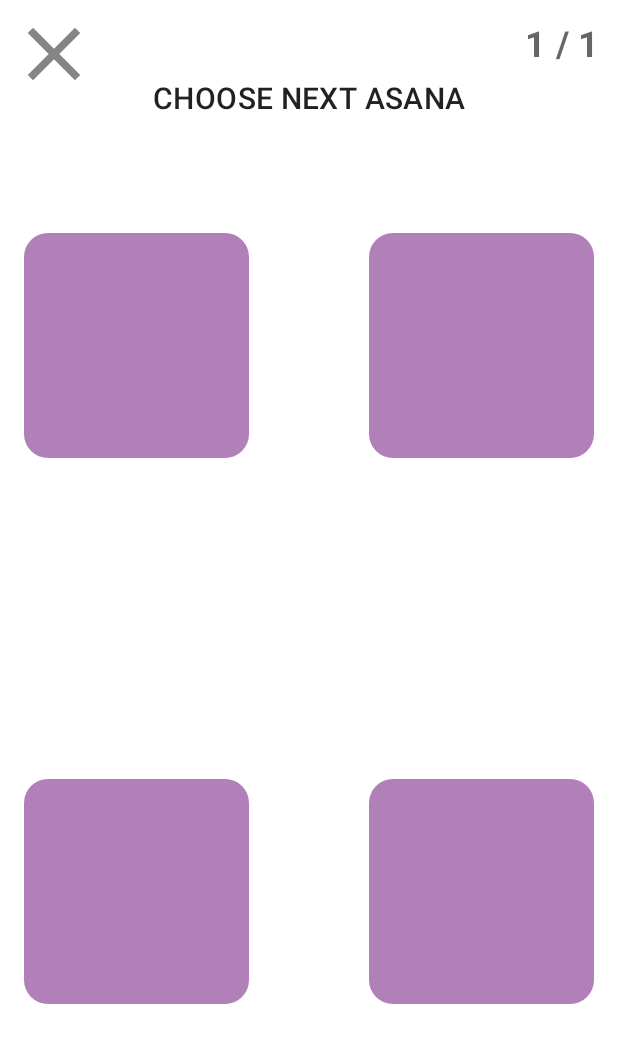
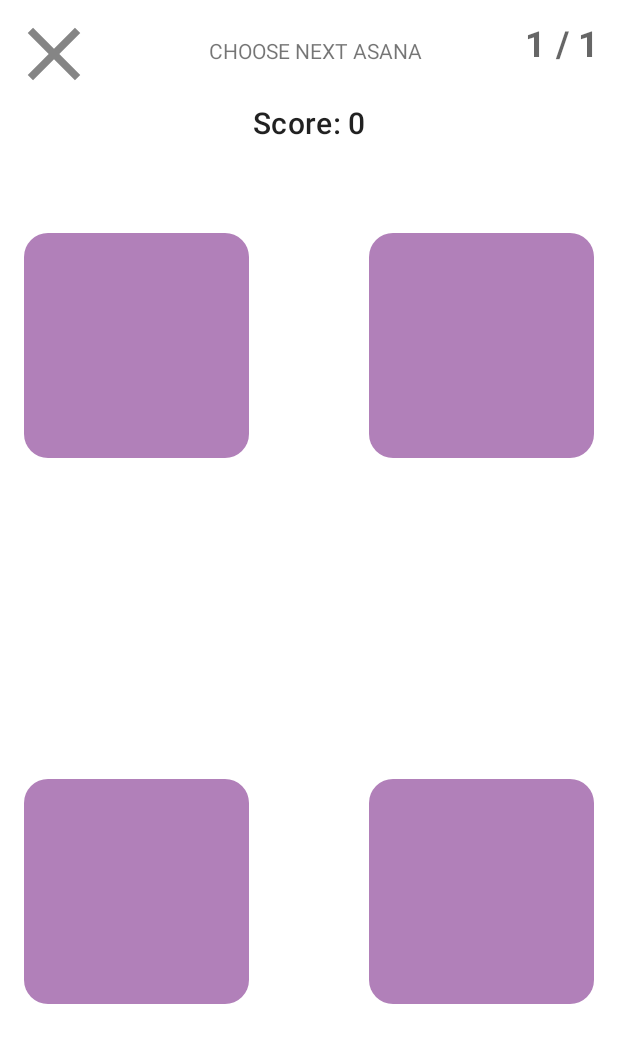
Before and after one commit to LuisCP20/AshtangaApp, an Android app: the SequenceQuestionFragment screen opened through its navigation route, on a phone screen of 412 x 824 dp. Shown: the top 1043 px of the screen. Run offline under Robolectric (Android 15) with nearby library versions, the phone set to English and light mode, and no system bars; our stand-ins replace data binding; 5 statements that could not run were skipped.

Commit message:
Se cambio la imagen del menu principal por una de uso libre. Ya se ve la puntacion mientras se juega

```diff
--- a/app/src/main/java/com/example/ashtanga1/ui/main/MainViewModel.kt
+++ b/app/src/main/java/com/example/ashtanga1/ui/main/MainViewModel.kt
@@ -107,6 +107,7 @@ class MainViewModel : ViewModel() {
     // Status of the buttons
     private val _buttons = MutableLiveData(true)
     var buttons = _buttons
+    var answerVisibility = MutableLiveData(if(_buttons.value == true) "visible" else "invisible")
 
 
     var finalScoreVar = ""
--- a/app/src/main/java/com/example/ashtanga1/ui/main/PostureQuestionFragment.kt
+++ b/app/src/main/java/com/example/ashtanga1/ui/main/PostureQuestionFragment.kt
@@ -7,6 +7,7 @@ import androidx.fragment.app.Fragment
 import android.view.LayoutInflater
 import android.view.View
 import android.view.ViewGroup
+import android.widget.Toast
 import androidx.fragment.app.activityViewModels
 import androidx.navigation.fragment.findNavController
 import com.example.ashtanga1.R
--- a/app/src/main/java/com/example/ashtanga1/ui/main/SequenceQuestionFragment.kt
+++ b/app/src/main/java/com/example/ashtanga1/ui/main/SequenceQuestionFragment.kt
@@ -8,6 +8,7 @@ import androidx.fragment.app.Fragment
 import android.view.LayoutInflater
 import android.view.View
 import android.view.ViewGroup
+import android.widget.Toast
 import androidx.fragment.app.activityViewModels
 import androidx.navigation.fragment.findNavController
 import com.example.ashtanga1.R
--- a/app/src/main/res/layout/fragment_sequence_question.xml
+++ b/app/src/main/res/layout/fragment_sequence_question.xml
@@ -26,14 +26,14 @@
             android:layout_height="wrap_content"
             android:layout_gravity="center_horizontal"
             android:text="@string/choose_next_asana"
+            android:textAlignment="center"
             android:textAllCaps="true"
-            android:textAppearance="?attr/textAppearanceHeadline6"
-            app:layout_constraintBottom_toTopOf="@+id/Current_posture_imageView"
-            app:layout_constraintEnd_toStartOf="@+id/textView"
-            app:layout_constraintHorizontal_bias="0.513"
-            app:layout_constraintStart_toEndOf="@+id/imageButton"
+            app:layout_constraintBottom_toTopOf="@+id/option2_imageButton"
+            app:layout_constraintEnd_toEndOf="parent"
+            app:layout_constraintHorizontal_bias="0.516"
+            app:layout_constraintStart_toStartOf="parent"
             app:layout_constraintTop_toTopOf="parent"
-            app:layout_constraintVertical_bias="0.166" />
+            app:layout_constraintVertical_bias="0.177" />
 
         <ImageView
             android:id="@+id/Current_posture_imageView"
@@ -43,7 +43,6 @@
             android:layout_marginTop="128dp"
             android:layout_marginEnd="8dp"
             android:layout_marginBottom="128dp"
-            android:contentDescription="current posture"
             app:imageResource="@{viewModel.asana.postureImageResourceId}"
             app:layout_constraintBottom_toBottomOf="@+id/SeqQuestConstraintLayout"
             app:layout_constraintEnd_toEndOf="parent"
@@ -56,9 +55,11 @@
             android:layout_width="wrap_content"
             android:layout_height="wrap_content"
             android:layout_marginTop="2dp"
+            android:layout_marginBottom="11dp"
             android:text="@{viewModel.asana.name}"
             android:textAlignment="center"
             android:textColor="@color/design_default_color_on_secondary"
+            app:layout_constraintBottom_toTopOf="@+id/option3_imageButton"
             app:layout_constraintEnd_toEndOf="@id/Current_posture_imageView"
             app:layout_constraintStart_toStartOf="@id/Current_posture_imageView"
             app:layout_constraintTop_toBottomOf="@id/Current_posture_imageView"
@@ -123,9 +124,11 @@
             android:layout_width="wrap_content"
             android:layout_height="wrap_content"
             android:layout_marginTop="8dp"
+            android:layout_marginBottom="5dp"
             android:text="@{viewModel.textOptions.get(1)}"
             android:textAlignment="center"
             android:textColor="@color/design_default_color_on_secondary"
+            app:layout_constraintBottom_toTopOf="@+id/Current_posture_imageView"
             app:layout_constraintEnd_toEndOf="@+id/option2_imageButton"
             app:layout_constraintStart_toStartOf="@+id/option2_imageButton"
             app:layout_constraintTop_toBottomOf="@+id/option2_imageButton"
@@ -139,8 +142,8 @@
             android:layout_marginTop="32dp"
             android:adjustViewBounds="true"
             android:background="@drawable/roundcorners"
+            android:clickable="@{viewModel.buttons}"
             android:onClick="@{() -> fragmentSequenceQuestion.checkAnswer(viewModel.asanaOptions.get(2).postureImageResourceId)}"
-            android:clickable="@{viewModel.buttons}"
             android:padding="2dp"
             android:scaleType="fitCenter"
             android:textAppearance="?attr/textAppearanceHeadline6"
@@ -190,9 +193,11 @@
             android:layout_width="wrap_content"
             android:layout_height="wrap_content"
             android:layout_marginTop="8dp"
+            android:layout_marginBottom="5dp"
             android:text="@{viewModel.textOptions.get(3)}"
             android:textAlignment="center"
             android:textColor="@color/design_default_color_on_secondary"
+            app:layout_constraintBottom_toTopOf="@+id/Current_posture_imageView"
             app:layout_constraintEnd_toEndOf="@+id/option4_imageButton"
             app:layout_constraintStart_toStartOf="@+id/option4_imageButton"
             app:layout_constraintTop_toBottomOf="@+id/option4_imageButton"
@@ -227,5 +232,18 @@
             app:layout_constraintEnd_toEndOf="parent"
             app:layout_constraintTop_toTopOf="parent" />
 
+        <TextView
+            android:id="@+id/score"
+            android:layout_width="wrap_content"
+            android:layout_height="wrap_content"
+            android:text="@{@string/score(viewModel.score.toString())}"
+            android:textAppearance="?attr/textAppearanceHeadline6"
+            app:layout_constraintBottom_toBottomOf="parent"
+            app:layout_constraintEnd_toEndOf="parent"
+            app:layout_constraintStart_toStartOf="parent"
+            app:layout_constraintTop_toTopOf="parent"
+            app:layout_constraintVertical_bias="0.085"
+            tools:text="SCORE: 204" />
+
     </androidx.constraintlayout.widget.ConstraintLayout>
 </layout>
--- a/app/src/main/res/values/strings.xml
+++ b/app/src/main/res/values/strings.xml
@@ -1,5 +1,6 @@
 <resources>
     <string name="app_name">Ashtanga1</string>
+    <string name="app_title">Ashtanga Yoga \n Series 1</string>
     <string name="postures">Postures</string>
     <string name="sequence">Sequence</string>
     <string name="posture_with_sequence">Posture with Sequence</string>
@@ -28,6 +29,8 @@
 
     <string name="posture_count">%d / %d </string>
     <string name="final_score"> %s </string>
+    <string name="score"> Score: %s </string>
+    <string name="answer"> Answer: %s </string>
     <string name="title_activity_review">Review</string>
     <string name="action_settings">Settings</string>
     <string name="Continue">Continue</string>
```
Also changed, not shown: app/src/main/res/drawable/ic_male_yoga_pose_silhouette_4.xml (added, +10 -0 lines), app/src/main/res/layout/fragment_posture_question.xml (+9 -9 lines), app/src/main/res/layout/fragment_technique_question.xml (+13 -0 lines), app/src/main/res/layout/main_fragment.xml (+6 -6 lines).
